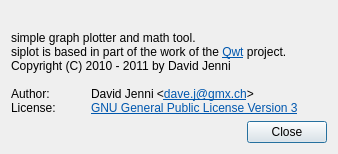
Qt form src/aboutdialog.ui (gitGNU/gnu_siplot) before a commit.
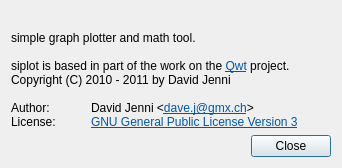
The same form after that commit.

Commit message: Fixed spelling mistake in aboutdialog.ui

Diff of the .ui file:
```diff
--- a/src/aboutdialog.ui
+++ b/src/aboutdialog.ui
@@ -6,8 +6,8 @@
    <rect>
     <x>0</x>
     <y>0</y>
-    <width>338</width>
-    <height>144</height>
+    <width>342</width>
+    <height>159</height>
    </rect>
   </property>
   <property name="windowTitle">
@@ -63,7 +63,8 @@
 p, li { white-space: pre-wrap; }
 &lt;/style&gt;&lt;/head&gt;&lt;body style=&quot; font-family:'Sans Serif'; font-size:9pt; font-weight:400; font-style:normal;&quot;&gt;
 &lt;p style=&quot; margin-top:0px; margin-bottom:0px; margin-left:0px; margin-right:0px; -qt-block-indent:0; text-indent:0px;&quot;&gt;simple graph plotter and math tool.&lt;/p&gt;
-&lt;p style=&quot; margin-top:0px; margin-bottom:0px; margin-left:0px; margin-right:0px; -qt-block-indent:0; text-indent:0px;&quot;&gt;siplot is based in part of the work of the &lt;a href=&quot;http://qwt.sourceforge.net/&quot;&gt;&lt;span style=&quot; text-decoration: underline; color:#0057ae;&quot;&gt;Qwt&lt;/span&gt;&lt;/a&gt; project.&lt;/p&gt;
+&lt;p style=&quot;-qt-paragraph-type:empty; margin-top:0px; margin-bottom:0px; margin-left:0px; margin-right:0px; -qt-block-indent:0; text-indent:0px;&quot;&gt;&lt;/p&gt;
+&lt;p style=&quot; margin-top:0px; margin-bottom:0px; margin-left:0px; margin-right:0px; -qt-block-indent:0; text-indent:0px;&quot;&gt;siplot is based in part of the work on the &lt;a href=&quot;http://qwt.sourceforge.net/&quot;&gt;&lt;span style=&quot; text-decoration: underline; color:#0057ae;&quot;&gt;Qwt&lt;/span&gt;&lt;/a&gt; project.&lt;/p&gt;
 &lt;p style=&quot; margin-top:0px; margin-bottom:0px; margin-left:0px; margin-right:0px; -qt-block-indent:0; text-indent:0px;&quot;&gt;Copyright (C) 2010 - 2011 by David Jenni&lt;/p&gt;
 &lt;p style=&quot;-qt-paragraph-type:empty; margin-top:0px; margin-bottom:0px; margin-left:0px; margin-right:0px; -qt-block-indent:0; text-indent:0px;&quot;&gt;&lt;/p&gt;
 &lt;p style=&quot; margin-top:0px; margin-bottom:0px; margin-left:0px; margin-right:0px; -qt-block-indent:0; text-indent:0px;&quot;&gt;Author:	David Jenni &amp;lt;&lt;a href=&quot;mailto:dave.j@gmx.ch&quot;&gt;&lt;span style=&quot; text-decoration: underline; color:#0057ae;&quot;&gt;dave.j@gmx.ch&lt;/span&gt;&lt;/a&gt;&amp;gt;&lt;/p&gt;
```
